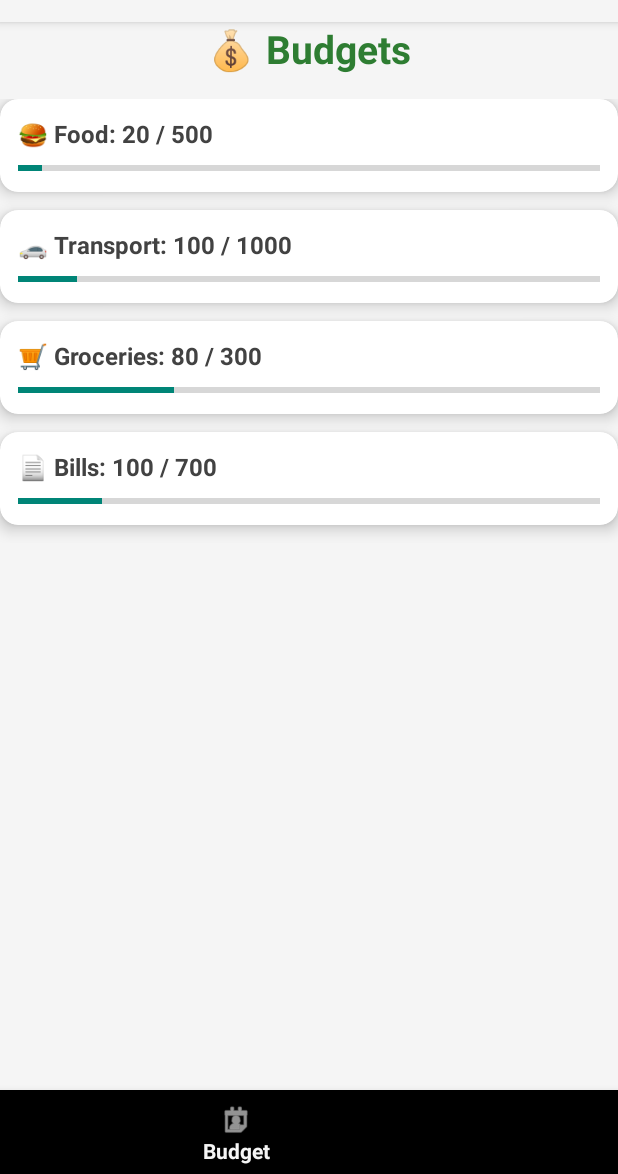
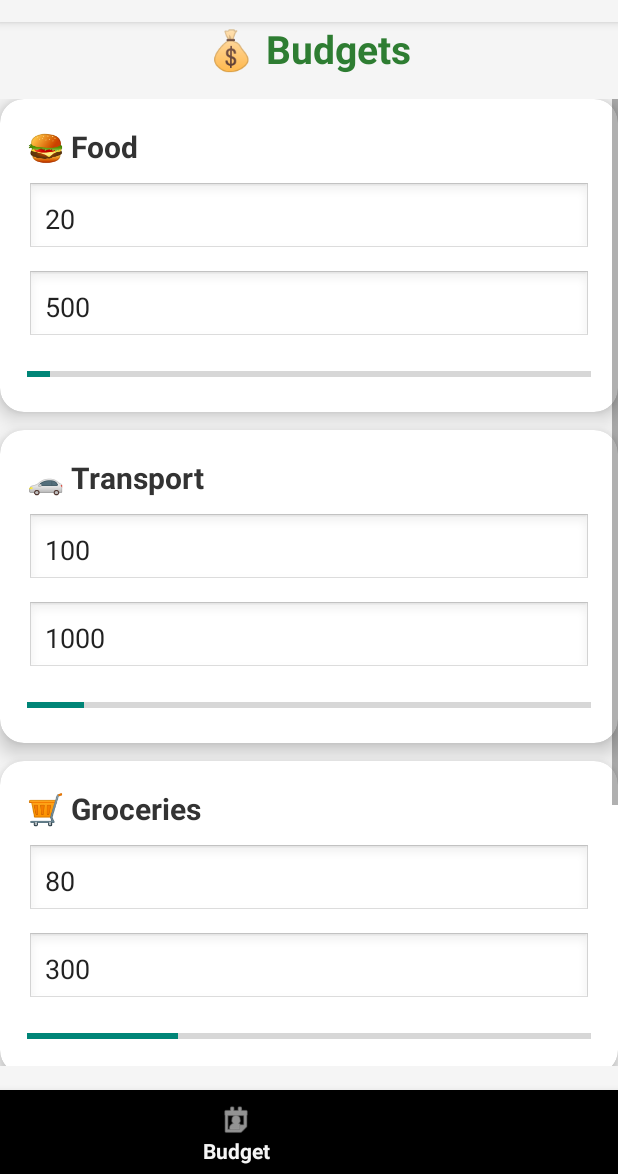
Before and after one commit to Tharun7075/FINTRACK, an Android app: the BudgetActivity screen opened directly, with no data from a screen before it, on a phone screen of 412 x 824 dp, the part 62-1236 px from its top. Run offline under Robolectric (Android 15) with nearby library versions, the phone set to English and light mode, and no system bars.

Commit message:
Modified budget page

```diff
--- a/app/src/main/java/com/example/fintech/BudgetActivity.java
+++ b/app/src/main/java/com/example/fintech/BudgetActivity.java
@@ -2,7 +2,10 @@ package com.example.fintech;
 
 import android.content.Intent;
 import android.os.Bundle;
+import android.text.Editable;
+import android.text.TextWatcher;
 import android.view.View;
+import android.widget.EditText;
 import android.widget.ProgressBar;
 import android.widget.TextView;
 
@@ -19,11 +22,12 @@ import java.util.Map;
 
 public class BudgetActivity extends AppCompatActivity {
 
-    // Simple holder for budget data
+    // Holder for initial dummy budget data
     private static class BudgetData {
-        final String label;   // e.g., "🍔 Food"
-        final int spent;      // e.g., 20
-        final int limit;      // e.g., 500
+        final String label;
+        final int spent;
+        final int limit;
+
         BudgetData(String label, int spent, int limit) {
             this.label = label;
             this.spent = spent;
@@ -43,22 +47,68 @@ public class BudgetActivity extends AppCompatActivity {
             return insets;
         });
 
-        // ---- Bottom Navigation ----
+        // ---------------- Setup Editable Cards ----------------
+        Map<Integer, BudgetData> budgets = new HashMap<>();
+        budgets.put(R.id.foodCard,      new BudgetData("🍔 Food", 20, 500));
+        budgets.put(R.id.transportCard, new BudgetData("🚗 Transport", 100, 1000));
+        budgets.put(R.id.groceryCard,   new BudgetData("🛒 Groceries", 80, 300));
+        budgets.put(R.id.billsCard,     new BudgetData("📄 Bills", 100, 700));
+
+        for (Map.Entry<Integer, BudgetData> entry : budgets.entrySet()) {
+            View card = findViewById(entry.getKey());
+            if (card == null) continue;
+
+            TextView label = card.findViewById(R.id.categoryLabel);
+            EditText spentInput = card.findViewById(R.id.spentInput);
+            EditText limitInput = card.findViewById(R.id.limitInput);
+            ProgressBar bar = card.findViewById(R.id.categoryProgress);
+
+            BudgetData data = entry.getValue();
+
+            label.setText(data.label);
+            spentInput.setText(String.valueOf(data.spent));
+            limitInput.setText(String.valueOf(data.limit));
+
+            bar.setMax(data.limit);
+            bar.setProgress(data.spent);
+
+            // ---- Update progress bar when limit changes ----
+            limitInput.addTextChangedListener(new SimpleWatcher() {
+                @Override
+                public void onTextChanged(CharSequence s, int start, int before, int count) {
+                    try {
+                        int newLimit = Integer.parseInt(s.toString());
+                        bar.setMax(newLimit);
+                    } catch (Exception ignored) {}
+                }
+            });
+
+            // ---- Update progress bar when spent changes ----
+            spentInput.addTextChangedListener(new SimpleWatcher() {
+                @Override
+                public void onTextChanged(CharSequence s, int start, int before, int count) {
+                    try {
+                        int newSpent = Integer.parseInt(s.toString());
+                        bar.setProgress(newSpent);
+                    } catch (Exception ignored) {}
+                }
+            });
+
+            // ---------------- Bottom Navigation ----------------
             BottomNavigationView bottomNav = findViewById(R.id.bottom_navigation);
-        bottomNav.setSelectedItemId(R.id.nav_budget); // highlight current tab
+            bottomNav.setSelectedItemId(R.id.nav_budget);
 
             bottomNav.setOnItemSelectedListener(item -> {
                 int itemId = item.getItemId();
                 if (itemId == R.id.nav_home) {
                     startActivity(new Intent(this, HomeActivity.class));
-                finish(); // avoid stacking
+                    finish();
                     return true;
                 } else if (itemId == R.id.nav_analysis) {
                     startActivity(new Intent(this, AnalysisActivity.class));
                     finish();
                     return true;
                 } else if (itemId == R.id.nav_budget) {
-                // Already on Budget; do nothing
                     return true;
                 } else if (itemId == R.id.nav_accounts) {
                     startActivity(new Intent(this, AccountsActivity.class));
@@ -67,30 +117,12 @@ public class BudgetActivity extends AppCompatActivity {
                 }
                 return false;
             });
-
-        // ---- Populate stub cards ----
-        // Map each include's ID to its data
-        Map<Integer, BudgetData> budgets = new HashMap<>();
-        budgets.put(R.id.foodCard,      new BudgetData("🍔 Food",      20,  500));
-        budgets.put(R.id.transportCard, new BudgetData("🚗 Transport", 100, 1000));
-        budgets.put(R.id.groceryCard,   new BudgetData("🛒 Groceries", 80,  300));
-        budgets.put(R.id.billsCard,     new BudgetData("📄 Bills",     100, 700));
-
-        for (Map.Entry<Integer, BudgetData> entry : budgets.entrySet()) {
-            View card = findViewById(entry.getKey());
-            if (card == null) continue;
-
-            TextView label = card.findViewById(R.id.categoryLabel);
-            ProgressBar bar = card.findViewById(R.id.categoryProgress);
-
-            BudgetData data = entry.getValue();
-            if (label != null) {
-                label.setText(data.label + ": " + data.spent + " / " + data.limit);
-            }
-            if (bar != null) {
-                bar.setMax(data.limit);
-                bar.setProgress(data.spent);
         }
     }
+
+    // Helper class for simpler TextWatcher
+    abstract static class SimpleWatcher implements TextWatcher {
+        @Override public void beforeTextChanged(CharSequence s, int start, int count, int after) {}
+        @Override public void afterTextChanged(Editable s) {}
     }
 }
--- a/app/src/main/res/layout/activity_budget.xml
+++ b/app/src/main/res/layout/activity_budget.xml
@@ -31,6 +31,8 @@
         app:layout_constraintBottom_toTopOf="@id/bottom_navigation"
         app:layout_constraintStart_toStartOf="parent"
         app:layout_constraintEnd_toEndOf="parent"
+        android:fillViewport="true"
+        android:scrollbars="vertical"
         android:layout_marginTop="16dp"
         android:layout_marginBottom="16dp">
 
--- a/app/src/main/res/layout/budget_card_stub.xml
+++ b/app/src/main/res/layout/budget_card_stub.xml
@@ -3,33 +3,57 @@
     xmlns:app="http://schemas.android.com/apk/res-auto"
     android:layout_width="match_parent"
     android:layout_height="wrap_content"
-    app:cardCornerRadius="12dp"
-    app:cardElevation="6dp">
+    android:layout_margin="8dp"
+    app:cardCornerRadius="16dp"
+    app:cardElevation="8dp">
 
     <LinearLayout
         android:layout_width="match_parent"
         android:layout_height="wrap_content"
         android:orientation="vertical"
-        android:padding="12dp">
+        android:padding="18dp">
 
-        <!-- Stub label: you will set this text from code -->
+        <!-- Category Title -->
         <TextView
             android:id="@+id/categoryLabel"
             android:layout_width="wrap_content"
             android:layout_height="wrap_content"
-            android:text="Category: 0 / 0"
-        android:textSize="16sp"
-        android:textStyle="bold"
-        android:textColor="#424242" />
+            android:text="Category"
+            android:textSize="20sp"
+            android:textStyle="bold"
+            android:textColor="#333" />
 
+        <!-- Amount Spent Input -->
+        <EditText
+            android:id="@+id/spentInput"
+            android:layout_width="match_parent"
+            android:layout_height="wrap_content"
+            android:hint="Enter amount spent"
+            android:inputType="number"
+            android:padding="12dp"
+            android:layout_marginTop="10dp"
+            android:background="@android:drawable/edit_text" />
+
+        <!-- Budget Limit Input -->
+        <EditText
+            android:id="@+id/limitInput"
+            android:layout_width="match_parent"
+            android:layout_height="wrap_content"
+            android:hint="Enter budget limit"
+            android:inputType="number"
+            android:padding="12dp"
+            android:layout_marginTop="10dp"
+            android:background="@android:drawable/edit_text" />
+
+        <!-- ProgressBar -->
         <ProgressBar
             android:id="@+id/categoryProgress"
             style="?android:attr/progressBarStyleHorizontal"
             android:layout_width="match_parent"
-            android:layout_height="8dp"
+            android:layout_height="14dp"
+            android:layout_marginTop="14dp"
             android:max="100"
-            android:progress="0"
-            android:backgroundTint="#E0E0E0"
-            android:layout_marginTop="8dp" />
+            android:progress="0" />
     </LinearLayout>
+
 </androidx.cardview.widget.CardView>
```
Lines whose indentation alone changed are shown as unchanged.
